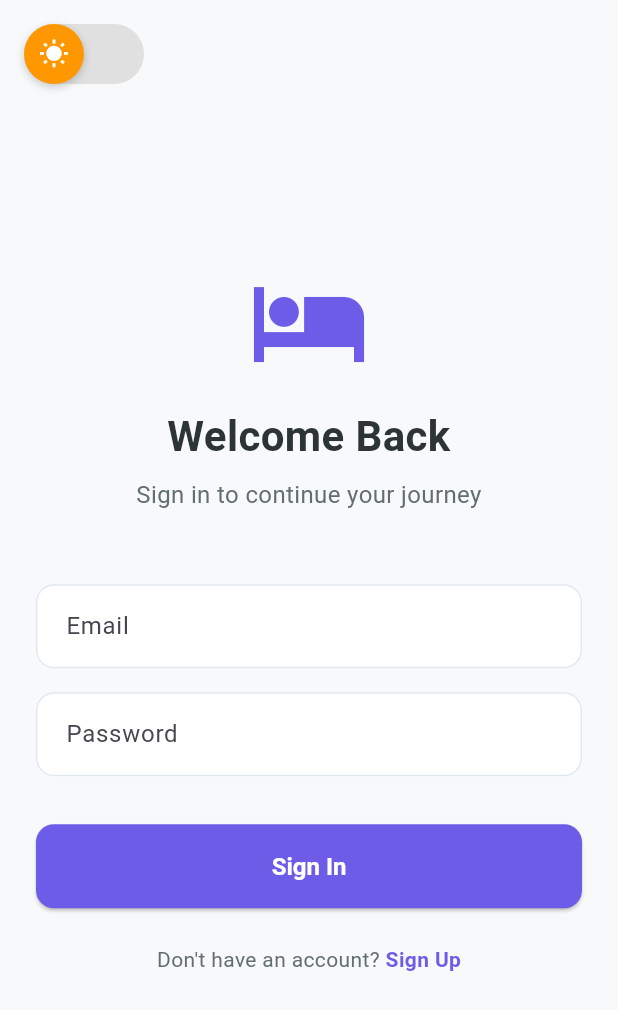
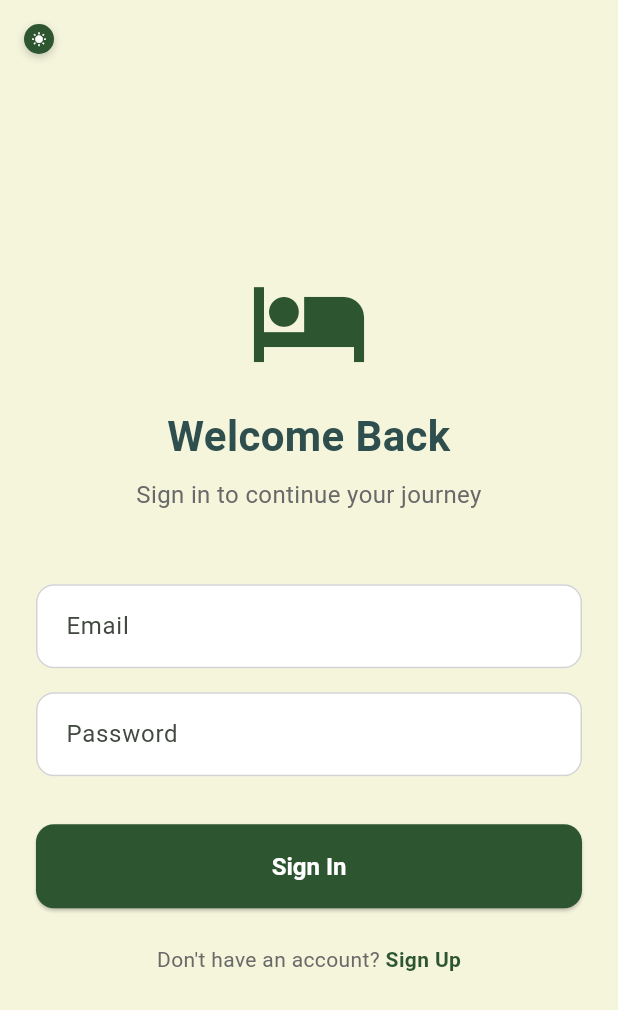
Before and after one commit to MohammedJafferAli/BMG_DemoApp, a Flutter app: the screen it shows after launch, on a phone screen of 412 x 824 dp. Shown: the top 1010 px of the screen. Run offline on Flutter 3.47's test engine with Material 3 defaults, Android fonts, the light colour scheme and no system bars; our stand-ins replace dio, equatable, flutter_bloc, flutter_rating_bar, get_it, hive_flutter and 1 more; missing offline and left inert: mailer; accounts and stored records are empty.

Commit message:
Update BMG with Eagle Nest inspired color palette - Forest Green, Saddle Brown, Goldenrod

```diff
--- a/lib/core/theme/app_colors.dart
+++ b/lib/core/theme/app_colors.dart
@@ -1,33 +1,50 @@
 import 'package:flutter/material.dart';
 
 class AppColors {
-  // Primary Colors (Airbnb-inspired but distinct)
-  static const Color primary = Color(0xFF6C5CE7);
-  static const Color primaryLight = Color(0xFF8B7ED8);
-  static const Color primaryDark = Color(0xFF5A4FCF);
+  // Primary Colors - Eagle Nest Inspired
+  static const Color primary = Color(0xFF2C5530); // Forest Green
+  static const Color primaryLight = Color(0xFF4A7C59);
+  static const Color primaryDark = Color(0xFF1E3A21);
 
-  // Secondary Colors
-  static const Color secondary = Color(0xFFFF6B6B);
-  static const Color secondaryLight = Color(0xFFFF8E8E);
-  static const Color secondaryDark = Color(0xFFE55555);
+  // Secondary Colors - Earth Tones
+  static const Color secondary = Color(0xFF8B4513); // Saddle Brown
+  static const Color secondaryLight = Color(0xFFA0522D);
+  static const Color secondaryDark = Color(0xFF654321);
 
-  // Neutral Colors
-  static const Color background = Color(0xFFF8F9FA);
+  // Accent Colors - Natural Highlights
+  static const Color accent = Color(0xFFDAA520); // Goldenrod
+  static const Color accentLight = Color(0xFFFFD700);
+  static const Color accentDark = Color(0xFFB8860B);
+
+  // Background Colors - Natural Whites
+  static const Color background = Color(0xFFF5F5DC); // Beige
   static const Color surface = Color(0xFFFFFFFF);
-  static const Color textPrimary = Color(0xFF2D3436);
-  static const Color textSecondary = Color(0xFF636E72);
-  static const Color textLight = Color(0xFF95A5A6);
+  static const Color surfaceVariant = Color(0xFFD2B48C); // Tan
 
-  // Accent Colors
-  static const Color success = Color(0xFF00B894);
-  static const Color warning = Color(0xFFE17055);
-  static const Color error = Color(0xFFD63031);
-  static const Color info = Color(0xFF74B9FF);
+  // Text Colors - Natural Darks
+  static const Color textPrimary = Color(0xFF2F4F4F); // Dark Slate Gray
+  static const Color textSecondary = Color(0xFF696969); // Dim Gray
+  static const Color textTertiary = Color(0xFF808080);
+  static const Color textLight = Color(0xFF696969);
 
-  // UI Colors
-  static const Color border = Color(0xFFE2E8F0);
-  static const Color divider = Color(0xFFECF0F1);
+  // Status Colors - Nature Inspired
+  static const Color success = Color(0xFF228B22); // Forest Green
+  static const Color error = Color(0xFFB22222); // Fire Brick
+  static const Color warning = Color(0xFFFF8C00); // Dark Orange
+  static const Color info = Color(0xFF4682B4); // Steel Blue
+
+  // Border and Divider
+  static const Color border = Color(0xFFD3D3D3);
+  static const Color divider = Color(0xFFA9A9A9);
+
+  // Shadow
   static const Color shadow = Color(0x1A000000);
+
+  // Dark Theme Colors - Night Forest
+  static const Color darkBackground = Color(0xFF1C1C1C);
+  static const Color darkSurface = Color(0xFF2C2C2C);
+  static const Color darkTextPrimary = Color(0xFFFFFFFF);
+  static const Color darkTextSecondary = Color(0xFFB0B0B0);
 
   // Rating Colors
   static const Color rating = Color(0xFFFFD700);
--- a/lib/core/theme/app_theme.dart
+++ b/lib/core/theme/app_theme.dart
@@ -68,7 +68,7 @@ class AppTheme {
         seedColor: AppColors.primary,
         brightness: Brightness.dark,
       ),
-      scaffoldBackgroundColor: const Color(0xFF121212),
+      scaffoldBackgroundColor: AppColors.darkBackground,
       appBarTheme: const AppBarTheme(
         backgroundColor: Colors.transparent,
         elevation: 0,
@@ -107,7 +107,7 @@ class AppTheme {
           borderSide: const BorderSide(color: AppColors.primary, width: 2),
         ),
         filled: true,
-        fillColor: const Color(0xFF1E1E1E),
+        fillColor: AppColors.darkSurface,
         contentPadding: const EdgeInsets.all(16),
       ),
       cardTheme: CardTheme(
@@ -115,7 +115,7 @@ class AppTheme {
         shape: RoundedRectangleBorder(
           borderRadius: BorderRadius.circular(16),
         ),
-        color: const Color(0xFF1E1E1E),
+        color: AppColors.darkSurface,
       ),
     );
   }
--- a/lib/presentation/widgets/theme_switcher.dart
+++ b/lib/presentation/widgets/theme_switcher.dart
@@ -11,29 +11,29 @@ class ThemeSwitcher extends StatelessWidget {
     return BlocBuilder<ThemeBloc, ThemeState>(
       builder: (context, state) {
         return Container(
-          width: 80,
-          height: 40,
+          width: 40,
+          height: 20,
           decoration: BoxDecoration(
-            borderRadius: BorderRadius.circular(20),
-            color: state.isDarkMode ? Colors.grey[800] : Colors.grey[300],
+            borderRadius: BorderRadius.circular(10),
+            color: state.isDarkMode ? AppColors.darkSurface : AppColors.background,
           ),
           child: Stack(
             children: [
               AnimatedPositioned(
                 duration: const Duration(milliseconds: 300),
                 curve: Curves.easeInOut,
-                left: state.isDarkMode ? 40 : 0,
+                left: state.isDarkMode ? 20 : 0,
                 child: GestureDetector(
                   onTap: () => context.read<ThemeBloc>().add(const ThemeToggled()),
                   child: Container(
-                    width: 40,
-                    height: 40,
+                    width: 20,
+                    height: 20,
                     decoration: BoxDecoration(
                       shape: BoxShape.circle,
-                      color: state.isDarkMode ? AppColors.primary : Colors.orange,
+                      color: state.isDarkMode ? AppColors.accent : AppColors.primary,
                       boxShadow: [
                         BoxShadow(
-                          color: Colors.black.withOpacity(0.2),
+                          color: Colors.black.withValues(alpha: 0.2),
                           blurRadius: 4,
                           offset: const Offset(0, 2),
                         ),
@@ -42,7 +42,7 @@ class ThemeSwitcher extends StatelessWidget {
                     child: Icon(
                       state.isDarkMode ? Icons.nightlight_round : Icons.wb_sunny,
                       color: Colors.white,
-                      size: 20,
+                      size: 10,
                     ),
                   ),
                 ),
```
Also changed, not shown: 1 other file.
